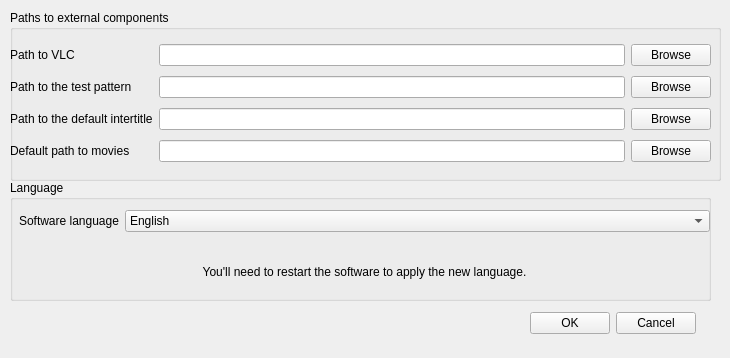
Old version of the form src/settingswindow.ui in the repository cinemaouvert/OPP.
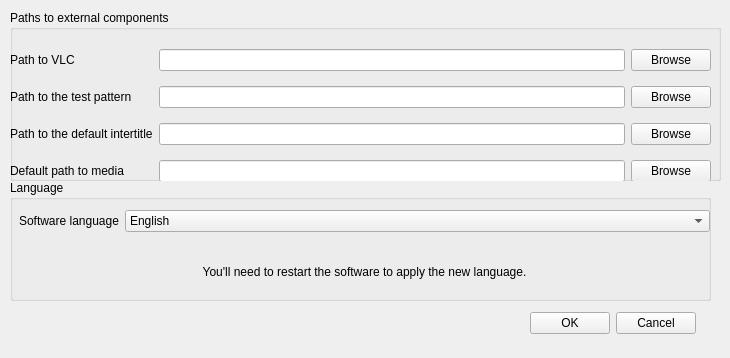
New version of the form. Icons and pictures are not drawn.

Patch:
```diff
--- a/src/settingswindow.ui
+++ b/src/settingswindow.ui
@@ -47,7 +47,7 @@
       <x>0</x>
       <y>30</y>
       <width>701</width>
-      <height>128</height>
+      <height>152</height>
      </rect>
     </property>
     <layout class="QGridLayout" name="gridLayout">
@@ -126,7 +126,7 @@
      <item row="3" column="0">
       <widget class="QLabel" name="label_moviesPath">
        <property name="text">
-        <string>Default path to movies</string>
+        <string>Default path to media</string>
        </property>
       </widget>
      </item>
```
